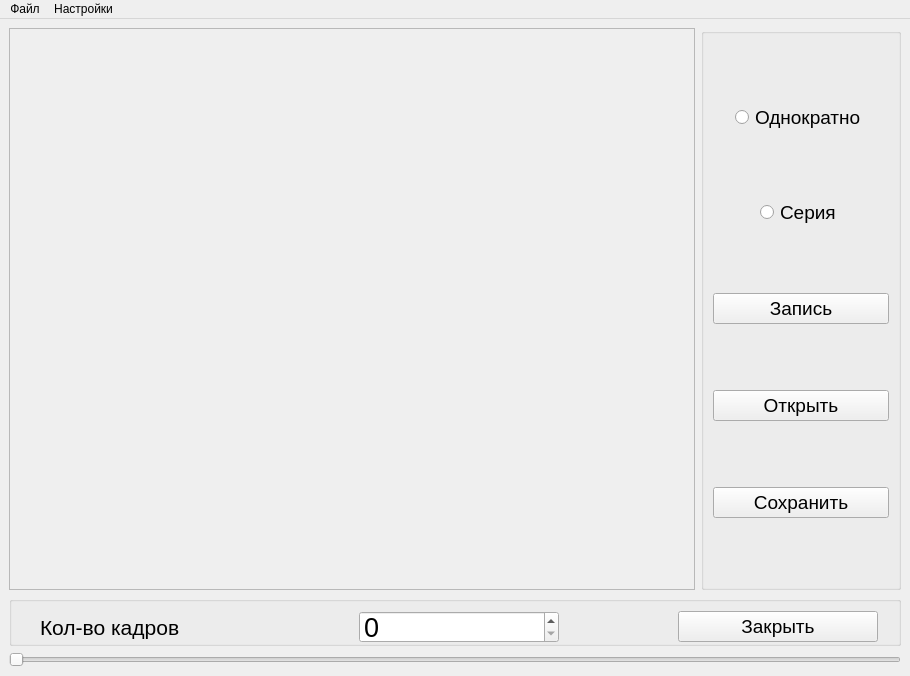
This is New_graf.ui in Genia163/stelka3 as Qt 5 draws it before an edit. The edited form follows.
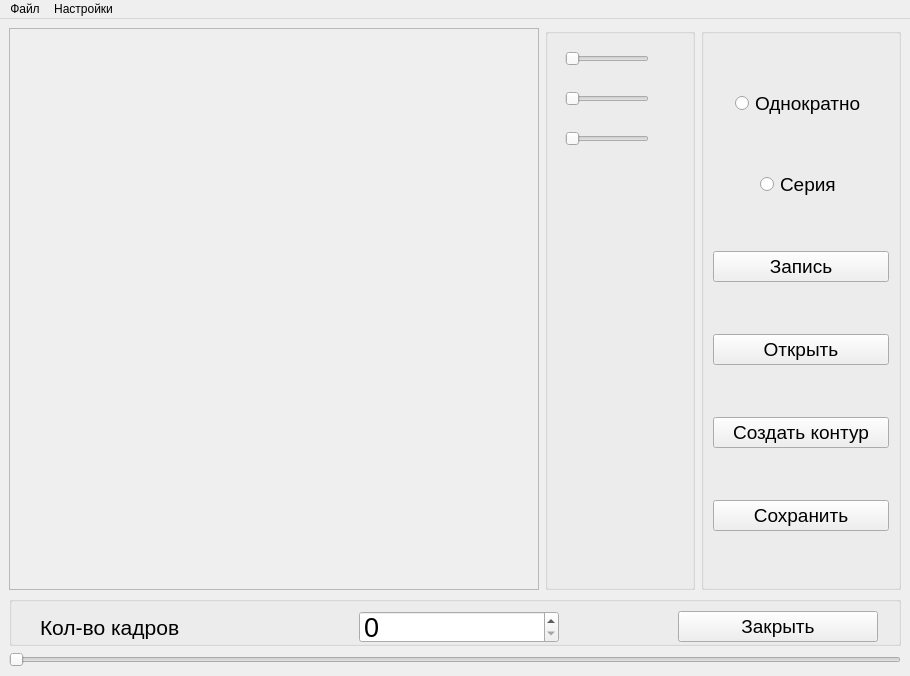
This is the edited form.

Commit message: Версия 2.0

Diff of the .ui file:
```diff
--- a/New_graf.ui
+++ b/New_graf.ui
@@ -33,6 +33,85 @@
         </property>
        </widget>
       </item>
+      <item>
+       <widget class="QGroupBox" name="groupBox_2">
+        <property name="maximumSize">
+         <size>
+          <width>150</width>
+          <height>16777215</height>
+         </size>
+        </property>
+        <property name="title">
+         <string/>
+        </property>
+        <widget class="QSlider" name="horizontalSlider_2">
+         <property name="geometry">
+          <rect>
+           <x>20</x>
+           <y>100</y>
+           <width>84</width>
+           <height>22</height>
+          </rect>
+         </property>
+         <property name="maximumSize">
+          <size>
+           <width>200</width>
+           <height>16777215</height>
+          </size>
+         </property>
+         <property name="layoutDirection">
+          <enum>Qt::LeftToRight</enum>
+         </property>
+         <property name="orientation">
+          <enum>Qt::Horizontal</enum>
+         </property>
+        </widget>
+        <widget class="QSlider" name="horizontalSlider_3">
+         <property name="geometry">
+          <rect>
+           <x>20</x>
+           <y>60</y>
+           <width>84</width>
+           <height>22</height>
+          </rect>
+         </property>
+         <property name="maximumSize">
+          <size>
+           <width>200</width>
+           <height>16777215</height>
+          </size>
+         </property>
+         <property name="layoutDirection">
+          <enum>Qt::LeftToRight</enum>
+         </property>
+         <property name="orientation">
+          <enum>Qt::Horizontal</enum>
+         </property>
+        </widget>
+        <widget class="QSlider" name="horizontalSlider">
+         <property name="geometry">
+          <rect>
+           <x>20</x>
+           <y>20</y>
+           <width>84</width>
+           <height>22</height>
+          </rect>
+         </property>
+         <property name="maximumSize">
+          <size>
+           <width>200</width>
+           <height>16777215</height>
+          </size>
+         </property>
+         <property name="layoutDirection">
+          <enum>Qt::LeftToRight</enum>
+         </property>
+         <property name="orientation">
+          <enum>Qt::Horizontal</enum>
+         </property>
+        </widget>
+       </widget>
+      </item>
       <item>
        <widget class="QGroupBox" name="groupBox">
         <property name="minimumSize">
@@ -328,6 +407,18 @@
            </property>
           </widget>
          </item>
+         <item>
+          <widget class="QPushButton" name="create_contour">
+           <property name="font">
+            <font>
+             <pointsize>14</pointsize>
+            </font>
+           </property>
+           <property name="text">
+            <string>Создать контур</string>
+           </property>
+          </widget>
+         </item>
          <item>
           <widget class="QPushButton" name="save_png">
            <property name="enabled">
```
The commit also changes 2 other files.
